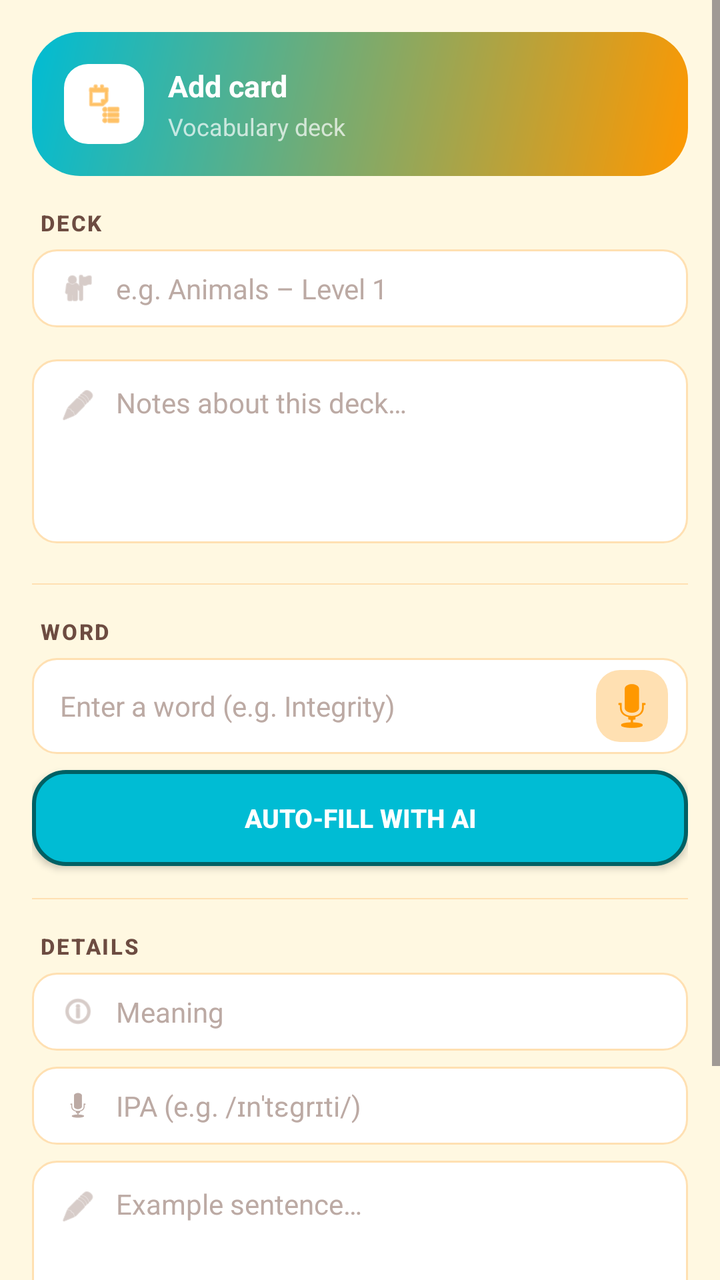
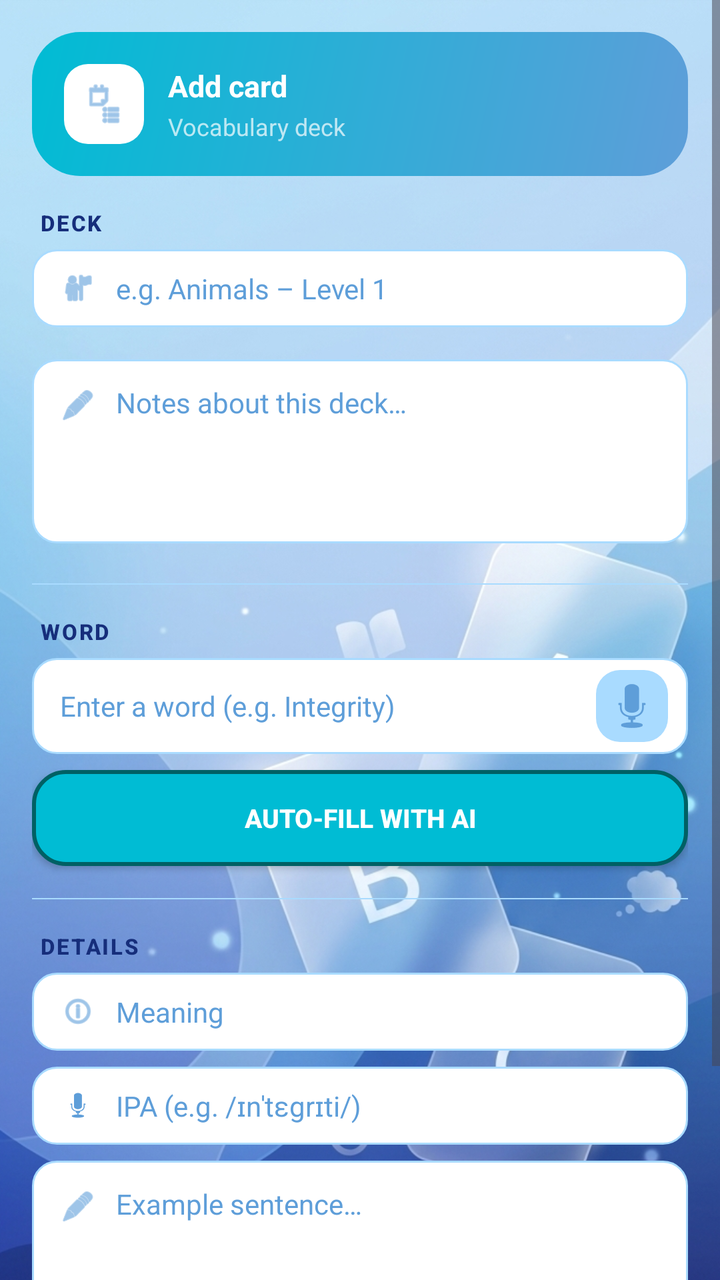

The first picture is an Android layout as it rendered before a commit; the second is the same layout after the commit. The layout source and the unified diff follow.
<!-- AndroidManifest.xml: application theme Theme.SmartFlashCard -->
<!-- res/layout/activity_add_card.xml -->
<?xml version="1.0" encoding="utf-8"?>
<ScrollView xmlns:android="http://schemas.android.com/apk/res/android"
    xmlns:app="http://schemas.android.com/apk/res-auto"
    android:id="@+id/rootView"
    android:layout_width="match_parent"
    android:layout_height="match_parent"
    android:background="?android:attr/colorBackground"
    android:clipToPadding="false"
    android:fillViewport="true">

    <LinearLayout
        android:layout_width="match_parent"
        android:layout_height="wrap_content"
        android:orientation="vertical"
        android:padding="16dp">

        <LinearLayout
            style="@style/Widget.SmartFlashCard.HeaderBanner"
            android:layout_width="match_parent"
            android:layout_height="wrap_content"
            android:layout_marginBottom="16dp"
            android:background="@drawable/bg_header_kid"
            android:gravity="center_vertical"
            android:orientation="horizontal"
            android:padding="16dp">

            <LinearLayout
                android:layout_width="40dp"
                android:layout_height="40dp"
                android:background="@drawable/bg_header_icon"
                android:gravity="center">

                <ImageView
                    android:layout_width="22dp"
                    android:layout_height="22dp"
                    android:src="@android:drawable/ic_menu_agenda"
                    app:tint="@color/md_theme_light_primary" />
            </LinearLayout>

            <LinearLayout
                android:layout_width="0dp"
                android:layout_height="wrap_content"
                android:layout_marginStart="12dp"
                android:layout_weight="1"
                android:orientation="vertical">

                <TextView
                    android:layout_width="wrap_content"
                    android:layout_height="wrap_content"
                    android:text="@string/add_card_title"
                    android:textColor="?attr/colorOnPrimary"
                    android:textSize="15sp"
                    android:textStyle="bold" />

                <TextView
                    android:layout_width="wrap_content"
                    android:layout_height="wrap_content"
                    android:layout_marginTop="2dp"
                    android:text="@string/add_card_deck_label"
                    android:textColor="@color/kid_hint_on_primary"
                    android:textSize="12sp" />
            </LinearLayout>
        </LinearLayout>

        <TextView
            style="@style/TextAppearance.SmartFlashCard.Section"
            android:layout_width="wrap_content"
            android:layout_height="wrap_content"
            android:layout_marginStart="4dp"
            android:layout_marginBottom="6dp"
            android:letterSpacing="0.08"
            android:text="@string/add_card_deck_section"
            android:textSize="11sp"
            android:textStyle="bold" />

        <LinearLayout
            android:layout_width="match_parent"
            android:layout_height="wrap_content"
            android:layout_marginBottom="16dp"
            android:background="@drawable/bg_field_card"
            android:gravity="center_vertical"
            android:orientation="horizontal"
            android:paddingStart="14dp"
            android:paddingTop="10dp"
            android:paddingEnd="14dp"
            android:paddingBottom="10dp">

            <ImageView
                android:layout_width="18dp"
                android:layout_height="18dp"
                android:layout_marginEnd="10dp"
                android:src="@android:drawable/ic_menu_myplaces"
                app:tint="?attr/colorOutline" />

            <EditText
                android:id="@+id/edtDeckName"
                android:layout_width="0dp"
                android:layout_height="wrap_content"
                android:layout_weight="1"
                android:background="@null"
                android:hint="@string/add_card_deck_name_example"
                android:textColor="?attr/colorOnSurface"
                android:textColorHint="?attr/colorOutline"
                android:textSize="14sp" />
        </LinearLayout>

        <LinearLayout
            android:layout_width="match_parent"
            android:layout_height="wrap_content"
            android:layout_marginBottom="20dp"
            android:background="@drawable/bg_field_card"
            android:orientation="horizontal"
            android:paddingStart="14dp"
            android:paddingTop="12dp"
            android:paddingEnd="14dp"
            android:paddingBottom="12dp">

            <ImageView
                android:layout_width="18dp"
                android:layout_height="18dp"
                android:layout_marginTop="2dp"
                android:layout_marginEnd="10dp"
                android:src="@android:drawable/ic_menu_edit"
                app:tint="?attr/colorOutline" />

            <EditText
                android:id="@+id/edtDescription"
                android:layout_width="0dp"
                android:layout_height="wrap_content"
                android:layout_weight="1"
                android:background="@null"
                android:gravity="top"
                android:hint="@string/add_card_deck_desc_hint"
                android:inputType="textMultiLine"
                android:maxLines="6"
                android:minLines="4"
                android:textColor="?attr/colorOnSurface"
                android:textColorHint="?attr/colorOutline"
                android:textSize="14sp" />
        </LinearLayout>

        <View
            android:layout_width="match_parent"
            android:layout_height="0.5dp"
            android:layout_marginBottom="16dp"
            android:background="@color/kid_divider" />

        <TextView
            style="@style/TextAppearance.SmartFlashCard.Section"
            android:layout_width="wrap_content"
            android:layout_height="wrap_content"
            android:layout_marginStart="4dp"
            android:layout_marginBottom="6dp"
            android:letterSpacing="0.08"
            android:text="@string/add_card_vocab_section"
            android:textSize="11sp"
            android:textStyle="bold" />

        <LinearLayout
            android:layout_width="match_parent"
            android:layout_height="wrap_content"
            android:layout_marginBottom="8dp"
            android:background="@drawable/bg_field_card"
            android:gravity="center_vertical"
            android:orientation="horizontal"
            android:paddingStart="14dp"
            android:paddingTop="6dp"
            android:paddingEnd="10dp"
            android:paddingBottom="6dp">

            <EditText
                android:id="@+id/edtFront"
                android:layout_width="0dp"
                android:layout_height="wrap_content"
                android:layout_weight="1"
                android:background="@null"
                android:hint="@string/add_card_word_hint"
                android:textColor="?attr/colorOnSurface"
                android:textColorHint="?attr/colorOutline"
                android:textSize="14sp" />

            <ImageButton
                android:id="@+id/btnPlayTts"
                android:layout_width="36dp"
                android:layout_height="36dp"
                android:layout_marginStart="8dp"
                android:background="@drawable/bg_tts_button"
                android:contentDescription="@string/card_listen_content_desc"
                android:src="@android:drawable/ic_btn_speak_now"
                app:tint="?attr/colorPrimary" />
        </LinearLayout>

        <Button
            android:id="@+id/btnAiGen"
            android:layout_width="match_parent"
            android:layout_height="48dp"
            android:layout_marginBottom="8dp"
            android:background="@drawable/bg_btn_ai"
            android:text="@string/add_card_auto_fill"
            android:textColor="?attr/colorOnSecondary"
            android:textSize="13sp"
            android:textStyle="bold" />

        <ProgressBar
            android:id="@+id/progressBar"
            style="?android:attr/progressBarStyleHorizontal"
            android:layout_width="match_parent"
            android:layout_height="3dp"
            android:layout_marginBottom="8dp"
            android:indeterminate="true"
            android:indeterminateTint="?attr/colorPrimary"
            android:progressTint="?attr/colorPrimary"
            android:visibility="gone" />

        <View
            android:layout_width="match_parent"
            android:layout_height="0.5dp"
            android:layout_marginTop="8dp"
            android:layout_marginBottom="16dp"
            android:background="@color/kid_divider" />

        <TextView
            style="@style/TextAppearance.SmartFlashCard.Section"
            android:layout_width="wrap_content"
            android:layout_height="wrap_content"
            android:layout_marginStart="4dp"
            android:layout_marginBottom="6dp"
            android:letterSpacing="0.08"
            android:text="@string/add_card_details_section_upper"
            android:textSize="11sp"
            android:textStyle="bold" />

        <LinearLayout
            android:layout_width="match_parent"
            android:layout_height="wrap_content"
            android:layout_marginBottom="8dp"
            android:background="@drawable/bg_field_card"
            android:gravity="center_vertical"
            android:orientation="horizontal"
            android:paddingStart="14dp"
            android:paddingTop="10dp"
            android:paddingEnd="14dp"
            android:paddingBottom="10dp">

            <ImageView
                android:layout_width="18dp"
                android:layout_height="18dp"
                android:layout_marginEnd="10dp"
                android:src="@android:drawable/ic_menu_info_details"
                app:tint="?attr/colorOutline" />

            <EditText
                android:id="@+id/edtBack"
                android:layout_width="0dp"
                android:layout_height="wrap_content"
                android:layout_weight="1"
                android:background="@null"
                android:hint="@string/add_card_meaning_hint"
                android:textColor="?attr/colorOnSurface"
                android:textColorHint="?attr/colorOutline"
                android:textSize="14sp" />

            <TextView
                android:id="@+id/txtMoreMeanings"
                android:layout_width="wrap_content"
                android:layout_height="wrap_content"
                android:layout_marginStart="8dp"
                android:text="@string/add_card_more_meanings"
                android:textColor="?attr/colorPrimary"
                android:textSize="13sp"
                android:textStyle="bold"
                android:visibility="gone" />
        </LinearLayout>

        <LinearLayout
            android:layout_width="match_parent"
            android:layout_height="wrap_content"
            android:layout_marginBottom="8dp"
            android:background="@drawable/bg_field_card"
            android:gravity="center_vertical"
            android:orientation="horizontal"
            android:paddingStart="14dp"
            android:paddingTop="10dp"
            android:paddingEnd="14dp"
            android:paddingBottom="10dp">

            <ImageView
                android:layout_width="18dp"
                android:layout_height="18dp"
                android:layout_marginEnd="10dp"
                android:src="@android:drawable/ic_btn_speak_now"
                app:tint="?attr/colorOutline" />

            <EditText
                android:id="@+id/edtIpa"
                android:layout_width="0dp"
                android:layout_height="wrap_content"
                android:layout_weight="1"
                android:background="@null"
                android:hint="@string/add_card_ipa_hint"
                android:textColor="?attr/colorOnSurface"
                android:textColorHint="?attr/colorOutline"
                android:textSize="14sp" />
        </LinearLayout>

        <LinearLayout
            android:layout_width="match_parent"
            android:layout_height="wrap_content"
            android:layout_marginBottom="20dp"
            android:background="@drawable/bg_field_card"
            android:orientation="horizontal"
            android:paddingStart="14dp"
            android:paddingTop="12dp"
            android:paddingEnd="14dp"
            android:paddingBottom="12dp">

            <ImageView
                android:layout_width="18dp"
                android:layout_height="18dp"
                android:layout_marginTop="2dp"
                android:layout_marginEnd="10dp"
                android:src="@android:drawable/ic_menu_edit"
                app:tint="?attr/colorOutline" />

            <EditText
                android:id="@+id/edtExample"
                android:layout_width="0dp"
                android:layout_height="wrap_content"
                android:layout_weight="1"
                android:background="@null"
                android:gravity="top"
                android:hint="@string/add_card_example_hint"
                android:lines="3"
                android:textColor="?attr/colorOnSurface"
                android:textColorHint="?attr/colorOutline"
                android:textSize="14sp" />
        </LinearLayout>

        <View
            android:layout_width="match_parent"
            android:layout_height="0.5dp"
            android:layout_marginBottom="16dp"
            android:background="@color/kid_divider" />

        <Button
            android:id="@+id/btnSave"
            android:layout_width="match_parent"
            android:layout_height="52dp"
            android:layout_marginBottom="8dp"
            android:background="@drawable/bg_btn_save"
            android:text="@string/add_card_save"
            android:textColor="?attr/colorOnPrimary"
            android:textSize="14sp"
            android:textStyle="bold" />

    </LinearLayout>
</ScrollView>
<!-- resources referenced by this layout -->
<resources>
  <color name="kid_divider">#FFE0B2</color>
  <color name="kid_hint_on_primary">#B3FFFFFF</color>
  <color name="md_theme_light_primary">#FF9800</color>
  <string name="add_card_auto_fill">Auto-fill with AI</string>
  <string name="add_card_deck_desc_hint">Notes about this deck…</string>
  <string name="add_card_deck_label">Vocabulary deck</string>
  <string name="add_card_deck_name_example">e.g. Animals – Level 1</string>
  <string name="add_card_deck_section">DECK</string>
  <string name="add_card_details_section_upper">DETAILS</string>
  <string name="add_card_example_hint">Example sentence…</string>
  <string name="add_card_ipa_hint">IPA (e.g. /ɪnˈtɛɡrɪti/)</string>
  <string name="add_card_meaning_hint">Meaning</string>
  <string name="add_card_more_meanings">More meanings</string>
  <string name="add_card_save">Save card</string>
  <string name="add_card_title">Add card</string>
  <string name="add_card_vocab_section">WORD</string>
  <string name="add_card_word_hint">Enter a word (e.g. Integrity)</string>
  <string name="card_listen_content_desc">Play pronunciation</string>
  <style name="Widget.SmartFlashCard.HeaderBanner" parent="">
          <item name="android:background">@drawable/bg_header_kid</item>
          <item name="android:padding">16dp</item>
      </style>
  <style name="Theme.SmartFlashCard" parent="Base.Theme.SmartFlashCard" />
  <color name="md_theme_light_secondary">#00BCD4</color>
  <dimen name="kid_corner_button">16dp</dimen>
  <color name="md_theme_light_onSecondaryContainer">#006064</color>
  <color name="md_theme_light_surface">#FFFFFF</color>
  <dimen name="kid_corner_small">12dp</dimen>
  <color name="md_theme_light_primaryContainer">#FFE0B2</color>
  <color name="md_theme_light_onPrimary">#FFFFFF</color>
  <dimen name="kid_corner_card">24dp</dimen>
  <color name="md_theme_light_onPrimaryContainer">#5D3200</color>
  <color name="md_theme_light_onSecondary">#FFFFFF</color>
  <color name="md_theme_light_secondaryContainer">#B2EBF2</color>
  <color name="md_theme_light_tertiary">#66BB6A</color>
  <color name="md_theme_light_onTertiary">#FFFFFF</color>
  <color name="md_theme_light_tertiaryContainer">#C8E6C9</color>
  <color name="md_theme_light_onTertiaryContainer">#1B5E20</color>
  <color name="md_theme_light_background">#FFF8E1</color>
  <color name="md_theme_light_onBackground">#3E2723</color>
  <color name="md_theme_light_error">#E53935</color>
  <color name="md_theme_light_onError">#FFFFFF</color>
  <color name="md_theme_light_errorContainer">#FFCDD2</color>
  <color name="md_theme_light_onErrorContainer">#B71C1C</color>
  <color name="md_theme_light_onSurface">#3E2723</color>
  <color name="md_theme_light_surfaceVariant">#FFF3E0</color>
  <color name="md_theme_light_onSurfaceVariant">#6D4C41</color>
  <color name="md_theme_light_outline">#BCAAA4</color>
  <style name="Widget.SmartFlashCard.Button" parent="Widget.Material3.Button">
          <item name="cornerRadius">@dimen/kid_corner_button</item>
          <item name="backgroundTint">?attr/colorPrimary</item>
          <item name="android:textColor">?attr/colorOnPrimary</item>
      </style>
  <style name="ShapeAppearance.SmartFlashCard.Small" parent="ShapeAppearance.Material3.Corner.Small">
          <item name="cornerSize">@dimen/kid_corner_small</item>
      </style>
  <style name="ShapeAppearance.SmartFlashCard.Medium" parent="ShapeAppearance.Material3.Corner.Medium">
          <item name="cornerSize">@dimen/kid_corner_button</item>
      </style>
  <style name="ShapeAppearance.SmartFlashCard.Large" parent="ShapeAppearance.Material3.Corner.Large">
          <item name="cornerSize">@dimen/kid_corner_card</item>
      </style>
  <dimen name="kid_elevation_card">4dp</dimen>
  <!-- unchanged entries left out for length: 12 -->
</resources>

<!-- the commit's change to res/layout/activity_add_card.xml (unified diff, before → after) -->
@@ -4,7 +4,7 @@
     android:id="@+id/rootView"
     android:layout_width="match_parent"
     android:layout_height="match_parent"
-    android:background="?android:attr/colorBackground"
+    android:background="@drawable/bg"
     android:clipToPadding="false"
     android:fillViewport="true">
 
<!-- resource entries referenced after the edit -->
@@ -1,8 +1,9 @@
 <!-- resources referenced by this layout -->
 <resources>
-  <color name="kid_divider">#FFE0B2</color>
+  <color name="kid_divider">#A9DBFF</color>
   <color name="kid_hint_on_primary">#B3FFFFFF</color>
-  <color name="md_theme_light_primary">#FF9800</color>
+  <color name="md_theme_light_primary">#5E9ED9</color>
+  <!-- drawable bg: png bitmap (drawable, 800499 bytes) -->
   <string name="add_card_auto_fill">Auto-fill with AI</string>
   <string name="add_card_deck_desc_hint">Notes about this deck…</string>
   <string name="add_card_deck_label">Vocabulary deck</string>
@@ -28,29 +29,29 @@
   <color name="md_theme_light_onSecondaryContainer">#006064</color>
   <color name="md_theme_light_surface">#FFFFFF</color>
   <dimen name="kid_corner_small">12dp</dimen>
-  <color name="md_theme_light_primaryContainer">#FFE0B2</color>
+  <color name="md_theme_light_primaryContainer">#A9DBFF</color>
   <color name="md_theme_light_onPrimary">#FFFFFF</color>
   <dimen name="kid_corner_card">24dp</dimen>
-  <color name="md_theme_light_onPrimaryContainer">#5D3200</color>
+  <color name="md_theme_light_onPrimaryContainer">#162E7B</color>
   <color name="md_theme_light_onSecondary">#FFFFFF</color>
   <color name="md_theme_light_secondaryContainer">#B2EBF2</color>
   <color name="md_theme_light_tertiary">#66BB6A</color>
   <color name="md_theme_light_onTertiary">#FFFFFF</color>
   <color name="md_theme_light_tertiaryContainer">#C8E6C9</color>
   <color name="md_theme_light_onTertiaryContainer">#1B5E20</color>
-  <color name="md_theme_light_background">#FFF8E1</color>
-  <color name="md_theme_light_onBackground">#3E2723</color>
+  <color name="md_theme_light_background">#A9DBFF</color>
+  <color name="md_theme_light_onBackground">#162E7B</color>
   <color name="md_theme_light_error">#E53935</color>
   <color name="md_theme_light_onError">#FFFFFF</color>
   <color name="md_theme_light_errorContainer">#FFCDD2</color>
   <color name="md_theme_light_onErrorContainer">#B71C1C</color>
-  <color name="md_theme_light_onSurface">#3E2723</color>
-  <color name="md_theme_light_surfaceVariant">#FFF3E0</color>
-  <color name="md_theme_light_onSurfaceVariant">#6D4C41</color>
-  <color name="md_theme_light_outline">#BCAAA4</color>
+  <color name="md_theme_light_onSurface">#162E7B</color>
+  <color name="md_theme_light_surfaceVariant">#A9DBFF</color>
+  <color name="md_theme_light_onSurfaceVariant">#162E7B</color>
+  <color name="md_theme_light_outline">#5E9ED9</color>
   <style name="Widget.SmartFlashCard.Button" parent="Widget.Material3.Button">
           <item name="cornerRadius">@dimen/kid_corner_button</item>
-          <item name="backgroundTint">?attr/colorPrimary</item>
+          <item name="backgroundTint">#3C9DF2</item>
           <item name="android:textColor">?attr/colorOnPrimary</item>
       </style>
   <style name="ShapeAppearance.SmartFlashCard.Small" parent="ShapeAppearance.Material3.Corner.Small">
